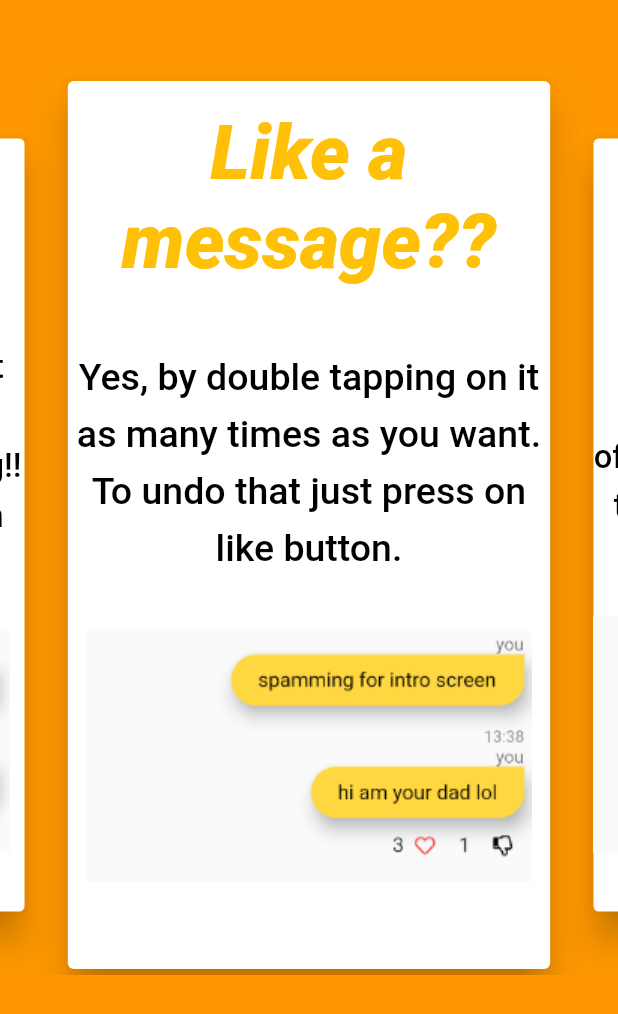
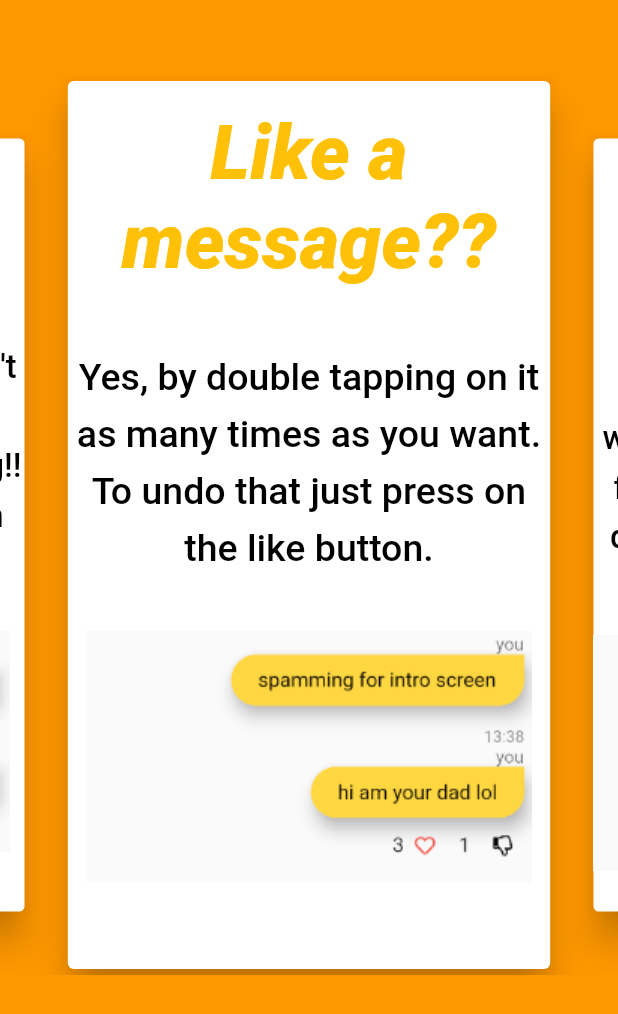
Before and after one commit to sarcastic-verma/flashChat, a Flutter app: the screen it shows after launch, swiped to page 3, on a phone screen of 412 x 824 dp. Shown: the top 1014 px of the screen. Run offline on Flutter 3.47's test engine with Material 2 defaults, Android fonts, the phone set to English and light mode, and no system bars; drawn by our look-alikes of carousel_slider; our stand-ins replace animated_text_kit, cloud_firestore, firebase_auth, font_awesome_flutter, modal_progress_hud, rflutter_alert and 1 more; accounts and stored records are empty.

Commit message:
updated Intro Screen

```diff
--- a/lib/screens/chat_screen.dart
+++ b/lib/screens/chat_screen.dart
@@ -101,7 +101,9 @@ class _ChatScreenState extends State<ChatScreen> {
                         messageText = value;
                       },
                       decoration: kMessageTextFieldDecoration,
+
                     ),
+
                   ),
                   Padding(
                     padding: const EdgeInsets.only(right: 8.0),
@@ -133,7 +135,9 @@ class _ChatScreenState extends State<ChatScreen> {
                         Icons.send,
                         color: Colors.deepPurple,
                         size: 30,
+
                       ),
+
                     ),
                   ),
                 ],
--- a/lib/screens/intro.dart
+++ b/lib/screens/intro.dart
@@ -22,7 +22,7 @@ class IntroScreen extends StatelessWidget {
               Content(
                 imageName: "logo",
                 title: "Eh Eh boiii",
-                desc: "Lets get you familiar with the app...",
+                desc: "Lets get you familiar with the super this world's best app...",
                 showImage: true,
                 width: 200,
                 height: 200,
@@ -34,25 +34,25 @@ class IntroScreen extends StatelessWidget {
                 showImage: true,
                 title: "Don't Like a message??",
                 desc:
-                    "Show that, cause this ain't facebook..\nJust swipe left on that msg!! To undo that just press on dislike button.",
+                    "Show that!! , cause this ain't no facebook..\nJust swipe left on that msg!! To undo that just press on dislike button.",
               ),
               Content(
                 imageName: "like",
                 showImage: true,
                 title: "Like a message??",
                 desc:
-                    "Yes, by double tapping on it as many times as you want.\nTo undo that just press on like button.",
+                    "Yes, by double tapping on it as many times as you want.\nTo undo that just press on the like button.",
               ),
               Content(
                 imageName: "del",
                 showImage: true,
                 title: "But can you delete a msg??",
                 desc:
-                    "ofc, just long press to delete, tap on it to hide the delete menu!!",
+                    "why not?? Isn't this the best feature!, just long press to delete, tap on it to hide the delete menu!!",
               ),
               Content(
                 title: "Noice, wasn't it!!",
-                desc: "Hasta La'Vista Now",
+                desc: "Hasta La'Vista Now :)",
                 showImage: true,
                 imageName: "logo",
                 showButton: true,
--- a/lib/screens/welcome_screen.dart
+++ b/lib/screens/welcome_screen.dart
@@ -78,14 +78,14 @@ class _WelcomeScreenState extends State<WelcomeScreen>
               height: 48.0,
             ),
             RoundedButton(
-              color: Colors.amber,
+              color: Colors.tealAccent,
               text: "Log In",
               onPressed: () {
                 Navigator.pushNamed(context, LoginScreen.id);
               },
             ),
             RoundedButton(
-              color: Colors.deepOrange,
+              color: Colors.deepPurple,
               text: "Register",
               onPressed: () {
                 Navigator.pushNamed(context, RegistrationScreen.id);
```
